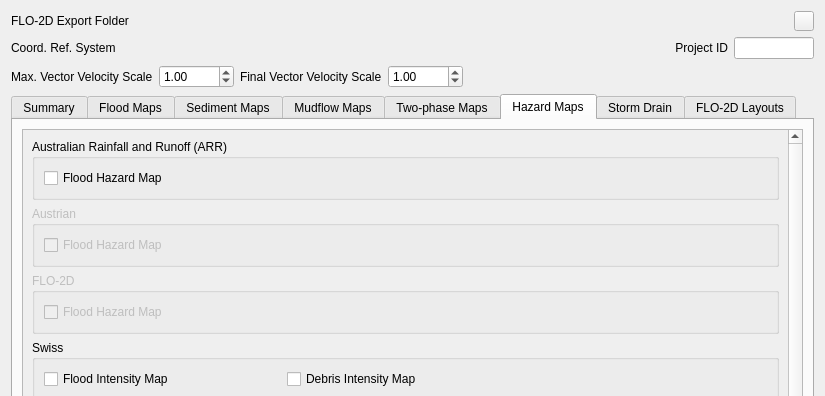
Old version of the form flo2d_mapcrafter/flo2d_mapcrafter_dialog_base.ui in the repository FLO-2DSoftware/FLO-2DMapCrafter; both pictures show x 0 to 825 and y 0 to 396 of the 825 by 721 pixel window.
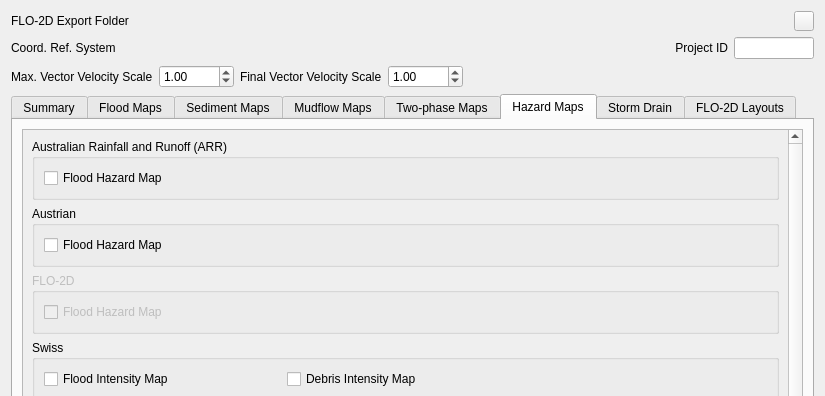
New version of the form. The open tabs and pages were chosen to show the change. Icons and pictures are not drawn. Custom widgets are drawn as their Qt base class.

Commit message: enable the austrian checkbox

Patch:
```diff
--- a/flo2d_mapcrafter/flo2d_mapcrafter_dialog_base.ui
+++ b/flo2d_mapcrafter/flo2d_mapcrafter_dialog_base.ui
@@ -3075,8 +3075,8 @@
            <rect>
             <x>0</x>
             <y>0</y>
-            <width>502</width>
-            <height>814</height>
+            <width>773</width>
+            <height>481</height>
            </rect>
           </property>
           <layout class="QGridLayout" name="gridLayout_103">
@@ -3085,7 +3085,7 @@
              <item row="1" column="0">
               <widget class="QgsCollapsibleGroupBox" name="austrian_hm_cgb">
                <property name="enabled">
-                <bool>false</bool>
+                <bool>true</bool>
                </property>
                <property name="title">
                 <string>Austrian</string>
```
Left out of the diff: 23 changed lines with no effect on the pictures.
